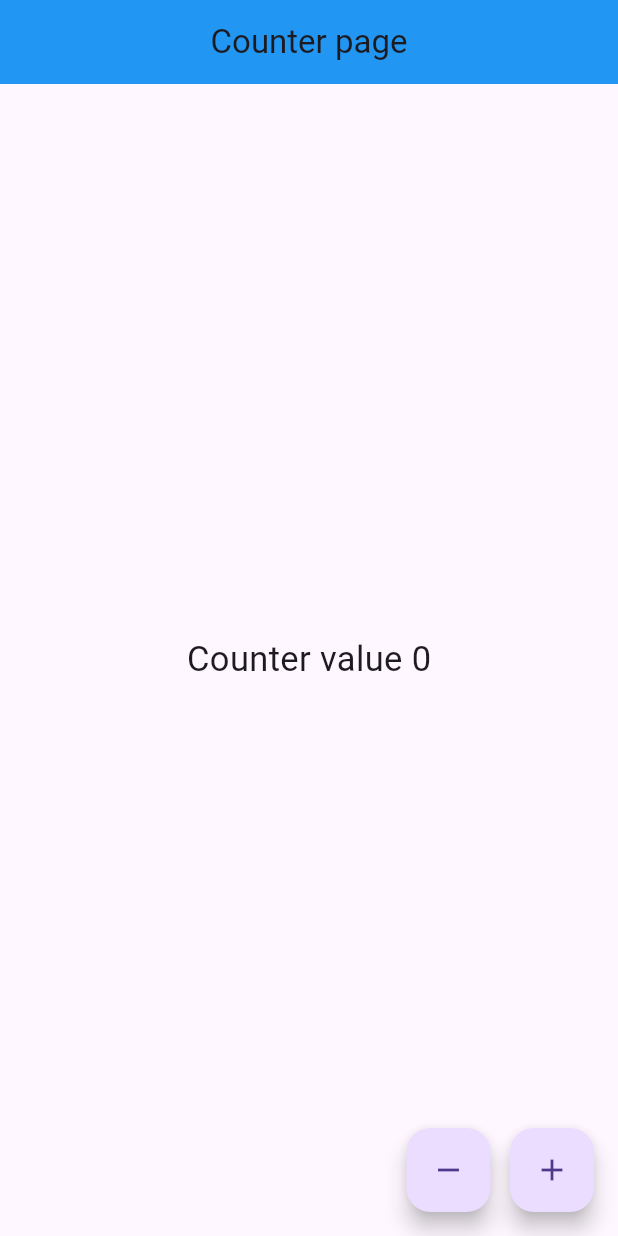
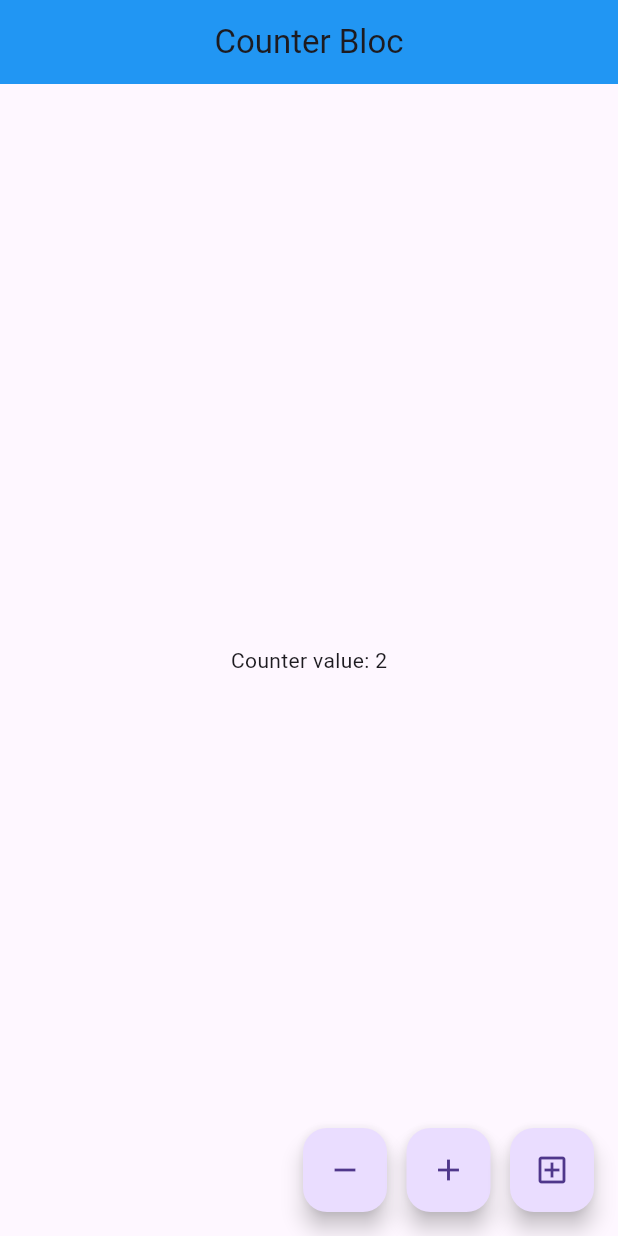
Before and after one commit to cisse410/init-state-management-bloc, a Flutter app: the screen it shows after launch, after a tap on the "remove" icon, after a tap on the "add" icon, on a phone screen of 412 x 824 dp. Run offline on Flutter 3.47's test engine with Material 3 defaults, Android fonts, the phone set to English and light mode, and no system bars; our stand-ins replace bloc, flutter_bloc.

Commit message:
State with BLoC

```diff
--- /dev/null
+++ b/lib/bloc/counter_bloc.dart
@@ -0,0 +1,65 @@
+import 'package:bloc/bloc.dart';
+
+abstract class CounterEvent {}
+
+class IncrementCounterEvent extends CounterEvent {}
+
+class DecrementCounterEvent extends CounterEvent {}
+
+class AddValueToCounterEvent extends CounterEvent {
+  final int value;
+  AddValueToCounterEvent({required this.value});
+}
+
+abstract class CounterState {
+  final int counter;
+
+  CounterState({required this.counter});
+}
+
+class CounterSuccessState extends CounterState {
+  CounterSuccessState({required super.counter});
+}
+
+class CounterErrorState extends CounterState {
+  final String errorMessage;
+  CounterErrorState({required super.counter, required this.errorMessage});
+}
+
+// Definir l'etat initial du counter
+
+class CounterInitialState extends CounterState {
+  CounterInitialState() : super(counter: 0);
+}
+
+class CounterBloc extends Bloc<CounterEvent, CounterState> {
+  CounterBloc() : super(CounterInitialState()) {
+    on((IncrementCounterEvent event, emit) {
+      if (state.counter < 10) {
+        emit(CounterSuccessState(counter: state.counter + 1));
+      } else {
+        emit(CounterErrorState(
+            counter: state.counter - 1,
+            errorMessage: 'Le compteur ne peut pas depasser 10'));
+      }
+    });
+    on((DecrementCounterEvent event, emit) {
+      if (state.counter > 0) {
+        emit(CounterSuccessState(counter: state.counter - 1));
+      } else {
+        emit(CounterErrorState(
+            counter: state.counter + 1,
+            errorMessage: 'Le compteur ne pas etre inferieur a 0'));
+      }
+    });
+    on((AddValueToCounterEvent event, emit) {
+      if (state.counter < 10 - event.value) {
+        emit(CounterSuccessState(counter: state.counter + event.value));
+      } else {
+        emit(CounterErrorState(
+            counter: state.counter,
+            errorMessage: 'Le compteur ne peut pas depasser 10'));
+      }
+    });
+  }
+}
--- /dev/null
+++ b/lib/bloc/counter_bloc_page.dart
@@ -0,0 +1,78 @@
+import 'package:flutter/material.dart';
+import 'package:flutter_bloc/flutter_bloc.dart';
+import 'package:state_mana/bloc/counter_bloc.dart';
+
+class CounterBlocPage extends StatelessWidget {
+  const CounterBlocPage({super.key});
+  @override
+  Widget build(BuildContext context) {
+    return Scaffold(
+      appBar: AppBar(
+        title: const Text(
+          'Counter Bloc',
+        ),
+        backgroundColor: Colors.blue,
+        centerTitle: true,
+      ),
+      body: Center(
+        child: BlocBuilder<CounterBloc, CounterState>(
+          builder: (context, state) {
+            if (state is CounterSuccessState || state is CounterInitialState) {
+              return Text(
+                'Counter value: ${state.counter}',
+              );
+            } else if (state is CounterErrorState) {
+              return Center(
+                child: Column(
+                  mainAxisAlignment: MainAxisAlignment.center,
+                  children: [
+                    Text(
+                      'Counter value: ${state.counter}',
+                    ),
+                    Text(
+                      state.errorMessage,
+                      style: const TextStyle(
+                        color: Colors.red,
+                      ),
+                    ),
+                  ],
+                ),
+              );
+            } else {
+              return Container();
+            }
+          },
+        ),
+      ),
+      floatingActionButton: Row(
+        mainAxisAlignment: MainAxisAlignment.end,
+        children: [
+          FloatingActionButton(
+            onPressed: () {
+              context.read<CounterBloc>().add(DecrementCounterEvent());
+            },
+            child: const Icon(Icons.remove),
+          ),
+          const SizedBox(
+            width: 13,
+          ),
+          FloatingActionButton(
+            onPressed: () {
+              context.read<CounterBloc>().add(IncrementCounterEvent());
+            },
+            child: const Icon(Icons.add),
+          ),
+          const SizedBox(
+            width: 13,
+          ),
+          FloatingActionButton(
+            onPressed: () {
+              context.read<CounterBloc>().add(AddValueToCounterEvent(value: 3));
+            },
+            child: const Icon(Icons.add_box_outlined),
+          )
+        ],
+      ),
+    );
+  }
+}
--- a/lib/main.dart
+++ b/lib/main.dart
@@ -1,5 +1,7 @@
 import 'package:flutter/material.dart';
-import 'package:state_mana/counter_page_stateful.dart';
+import 'package:flutter_bloc/flutter_bloc.dart';
+import 'package:state_mana/bloc/counter_bloc.dart';
+import 'package:state_mana/bloc/counter_bloc_page.dart';
 
 void main() => runApp(const MyApp());
 
@@ -8,7 +10,13 @@ class MyApp extends StatelessWidget {
 
   @override
   Widget build(BuildContext context) {
-    return const RootView();
+    return MultiBlocProvider(
+      providers: [
+        BlocProvider(
+          create: (context) => CounterBloc(),
+        ),
+      ],
+      child: const RootView());
   }
 }
 
@@ -19,7 +27,7 @@ class RootView extends StatelessWidget {
   Widget build(BuildContext context) {
     return MaterialApp(
       routes: {
-        '/': (context) => CounterPage(),
+        '/': (context) => const CounterBlocPage(),
       },
     );
   }
--- a/pubspec.yaml
+++ b/pubspec.yaml
@@ -35,6 +35,8 @@ dependencies:
   # The following adds the Cupertino Icons font to your application.
   # Use with the CupertinoIcons class for iOS style icons.
   cupertino_icons: ^1.0.6
+  bloc: ^8.1.4
+  flutter_bloc: ^8.1.5
 
 dev_dependencies:
   flutter_test:
```
Also changed, not shown: pubspec.lock.
